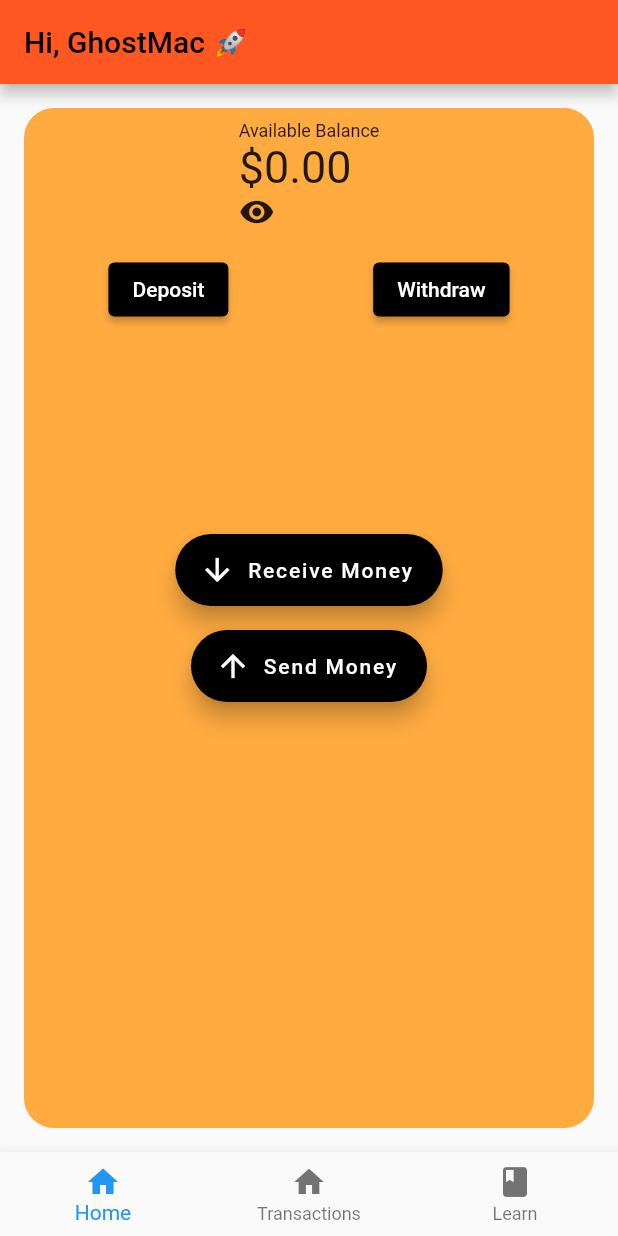
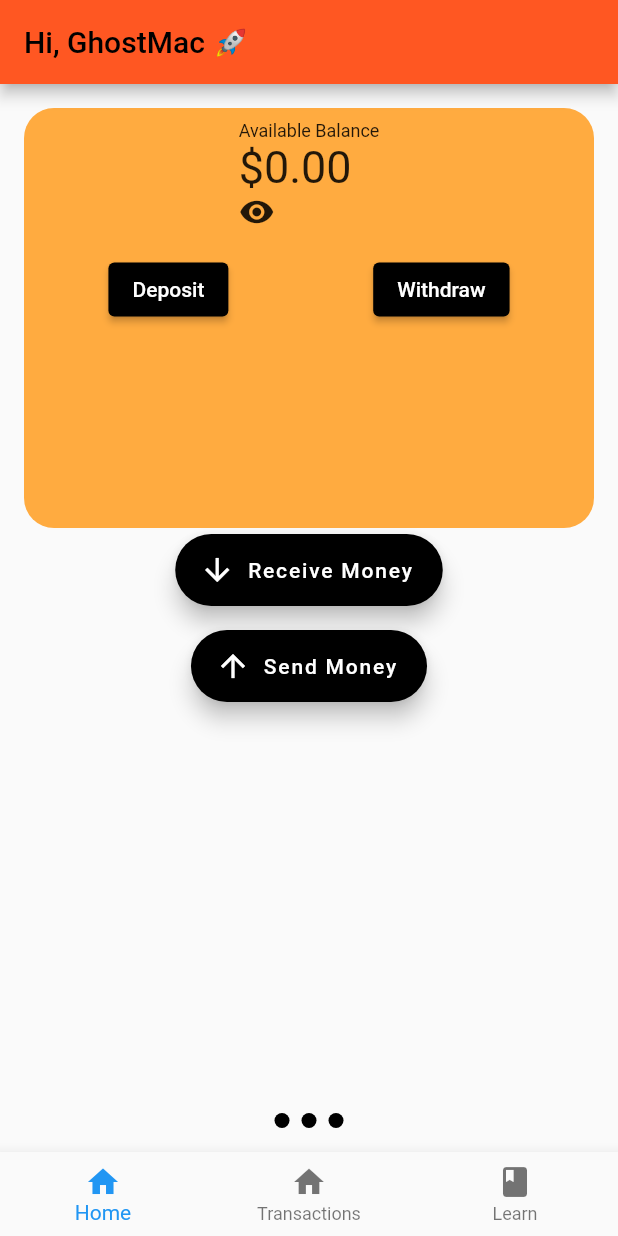
Before and after one commit to theghostmac/flyio, a Flutter app: the screen it shows after launch, on a phone screen of 412 x 824 dp. Run offline on Flutter 3.47's test engine with Material 2 defaults, Android fonts, the phone set to English and light mode, and no system bars.

Commit message:
feature: finalized on the nature of the home screen.

```diff
--- a/lib/screens/dashboard.dart
+++ b/lib/screens/dashboard.dart
@@ -49,6 +49,7 @@ class Dashboard extends StatelessWidget {
         ],
       ),
       floatingActionButtonLocation: FloatingActionButtonLocation.miniCenterTop,
+      floatingActionButtonAnimator: FloatingActionButtonAnimator.scaling,
     );
   }
 }
@@ -105,7 +106,16 @@ class WalletRow extends StatelessWidget {
 
   @override
   Widget build(BuildContext context) {
-    return Container(
+    return SizedBox(
+      height: MediaQuery.of(context).size.height / 3, // 1/3 of the screen
+      child: Stack(
+        children: [
+          Positioned(
+            top: 0,
+            left: 0,
+            right: 0,
+            bottom: 400,
+            child: Container(
               margin: const EdgeInsets.all(16),
               decoration: BoxDecoration(
                 color: Colors.orangeAccent,
@@ -167,5 +177,43 @@ class WalletRow extends StatelessWidget {
                   )
                 ],
               ),
+            ),
+          ),
+          const Positioned(
+            bottom: 16,
+            left: 0,
+            right: 0,
+            child: Row(
+              mainAxisAlignment: MainAxisAlignment.center,
+              children: [
+                CircleIndicator(isSelected: true),
+                SizedBox(width: 8),
+                CircleIndicator(isSelected: true),
+                SizedBox(width: 8),
+                CircleIndicator(isSelected: true),
+              ],
+            ),
+          )
+        ],
+      ),
     );
-  }}
+  }
+}
+
+class CircleIndicator extends StatelessWidget {
+  final bool isSelected;
+
+  const CircleIndicator({super.key, required this.isSelected});
+
+  @override
+  Widget build(BuildContext context) {
+    return Container(
+      width: 10,
+      height: 10,
+      decoration: BoxDecoration(
+        shape: BoxShape.circle,
+        color: isSelected ? Colors.black : Colors.white,
+      ),
+    );
+  }
+}
```
Lines whose indentation alone changed are shown as unchanged.
